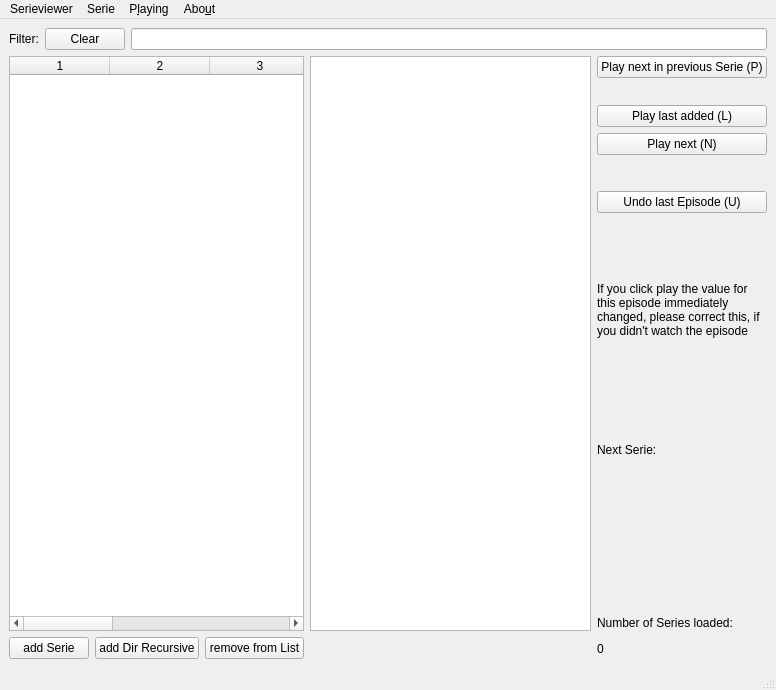
First picture: the form in cpp/ui/mwindow.ui, repository Narfinger/serieviewer, before the edit.
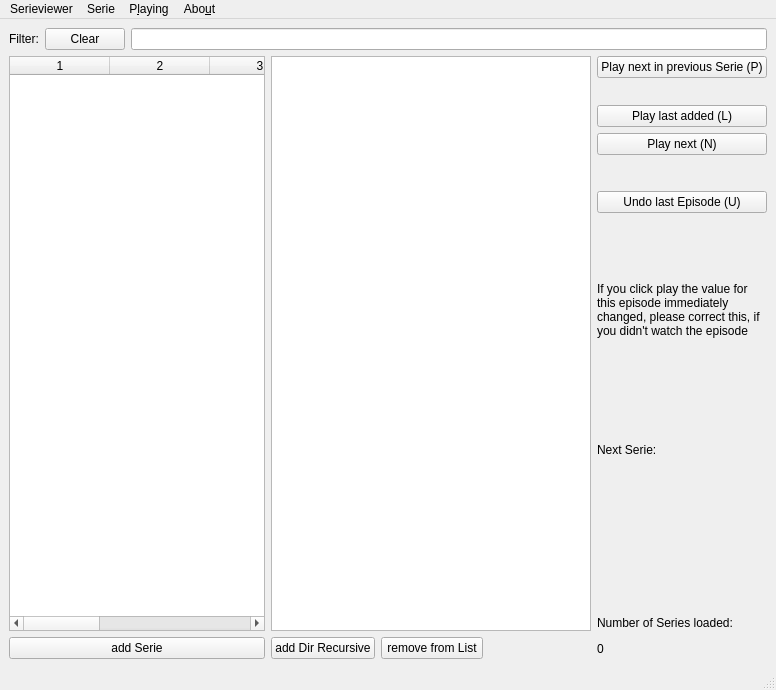
Second picture: the form after the edit. Icons and pictures are not drawn.

What changed in the file:
```diff
--- a/cpp/ui/mwindow.ui
+++ b/cpp/ui/mwindow.ui
@@ -50,28 +50,6 @@
       </property>
      </widget>
     </item>
-    <item row="1" column="0" colspan="3">
-     <widget class="QTableWidget" name="tableWidget">
-      <property name="styleSheet">
-       <string notr="true"/>
-      </property>
-      <property name="selectionMode">
-       <enum>QAbstractItemView::SingleSelection</enum>
-      </property>
-      <property name="selectionBehavior">
-       <enum>QAbstractItemView::SelectRows</enum>
-      </property>
-      <property name="columnCount">
-       <number>6</number>
-      </property>
-      <column/>
-      <column/>
-      <column/>
-      <column/>
-      <column/>
-      <column/>
-     </widget>
-    </item>
     <item row="2" column="0">
      <widget class="QPushButton" name="addButton">
       <property name="toolTip">
@@ -299,8 +277,46 @@
       </property>
      </widget>
     </item>
-    <item row="1" column="3">
-     <widget class="QTableView" name="tableView"/>
+    <item row="1" column="0">
+     <widget class="QTableWidget" name="tableWidget">
+      <property name="sizePolicy">
+       <sizepolicy hsizetype="Minimum" vsizetype="Minimum">
+        <horstretch>0</horstretch>
+        <verstretch>0</verstretch>
+       </sizepolicy>
+      </property>
+      <property name="styleSheet">
+       <string notr="true"/>
+      </property>
+      <property name="selectionMode">
+       <enum>QAbstractItemView::SingleSelection</enum>
+      </property>
+      <property name="selectionBehavior">
+       <enum>QAbstractItemView::SelectRows</enum>
+      </property>
+      <property name="columnCount">
+       <number>6</number>
+      </property>
+      <column/>
+      <column/>
+      <column/>
+      <column/>
+      <column/>
+      <column/>
+     </widget>
+    </item>
+    <item row="1" column="1" colspan="3">
+     <widget class="QTableView" name="tableView">
+      <property name="editTriggers">
+       <set>QAbstractItemView::NoEditTriggers</set>
+      </property>
+      <attribute name="verticalHeaderVisible">
+       <bool>false</bool>
+      </attribute>
+      <attribute name="verticalHeaderHighlightSections">
+       <bool>false</bool>
+      </attribute>
+     </widget>
     </item>
    </layout>
   </widget>
```
